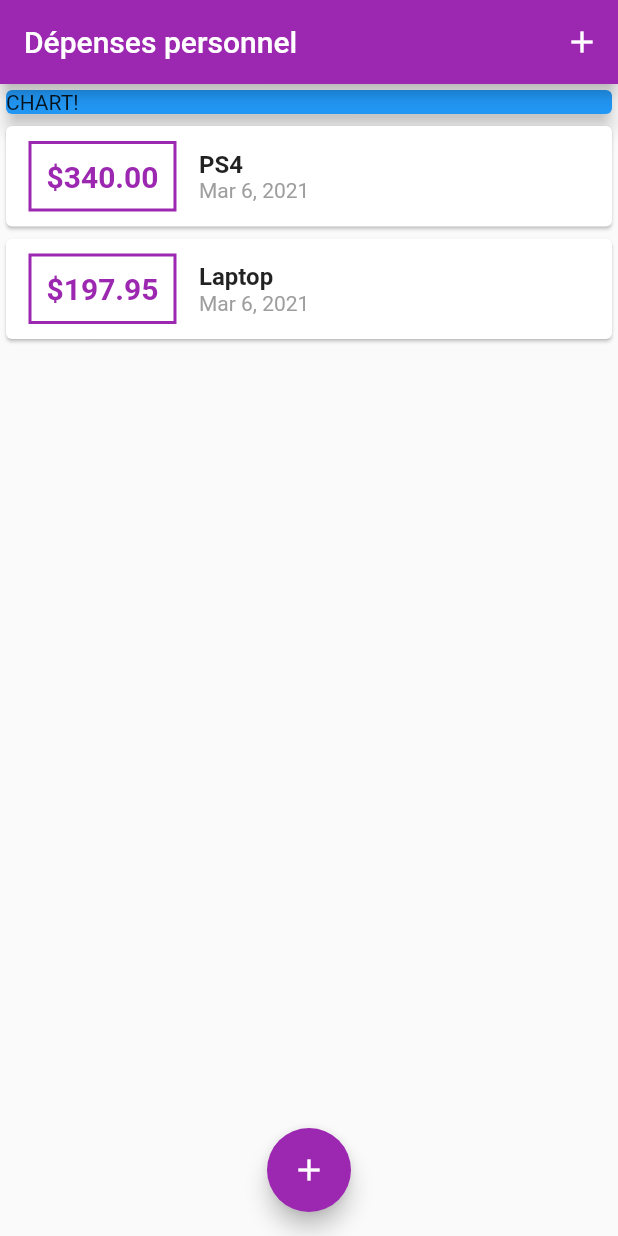
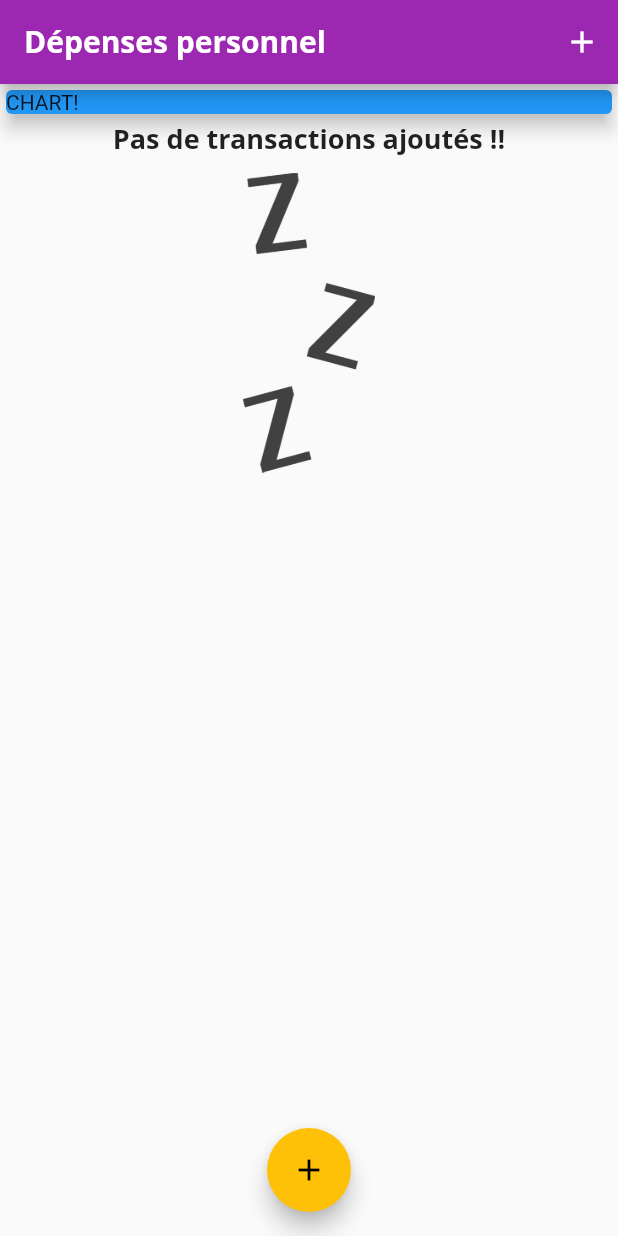
Before and after one commit to noucharles/D-penses-personnel-journali-res, a Flutter app: the screen it shows after launch, on a phone screen of 412 x 824 dp. Run offline on Flutter 3.47's test engine with Material 2 defaults, Android fonts, the phone set to English and light mode, and no system bars.

Commit message:
Ajout de l'image

```diff
--- a/lib/main.dart
+++ b/lib/main.dart
@@ -17,6 +17,24 @@ class MyApp extends StatelessWidget {
         //PrimarySwatch est mieux que PrimaryColor et génére plusieurs nuances
         // d'une couleur
         primarySwatch: Colors.purple,
+        //C'est à peu prés la couleur secondaire qqu'on mixe tjrs avec la princi
+        //pale
+        accentColor: Colors.amber,
+        fontFamily: 'Quicksand',
+        textTheme: ThemeData.light().textTheme.copyWith(
+            title: TextStyle(
+                fontFamily: 'OpenSans',
+                fontSize: 18,
+                fontWeight: FontWeight.bold
+            )
+        ),
+        appBarTheme: AppBarTheme(
+          textTheme: ThemeData.light().textTheme.copyWith(
+              title: TextStyle(
+                  fontFamily: 'OpenSans',
+                  fontSize: 20,
+                  fontWeight: FontWeight.bold)),
+        ),
       ),
       debugShowCheckedModeBanner: false,
       home: MyHomePage(),
@@ -31,9 +49,9 @@ class MyHomePage extends StatefulWidget {
 
 class _MyHomePageState extends State<MyHomePage> {
   final List<Transaction> _userTransactions = [
-    Transaction(id: 't1', title: 'PS4', amount: 340, date: DateTime.now()),
+  /*  Transaction(id: 't1', title: 'PS4', amount: 340, date: DateTime.now()),
     Transaction(
-        id: 't2', title: 'Laptop', amount: 197.95, date: DateTime.now()),
+        id: 't2', title: 'Laptop', amount: 197.95, date: DateTime.now()),*/
   ];
 
   void _addNewTransaction(String title, double amount) {
--- a/lib/widgets/transaction_list.dart
+++ b/lib/widgets/transaction_list.dart
@@ -3,15 +3,31 @@ import 'package:intl/intl.dart';
 import 'package:personnal_expenses_app/models/transaction.dart';
 
 class TransactionList extends StatelessWidget {
+  final List<Transaction> transactions;
 
-  final List<Transaction> transactions;
   TransactionList(this.transactions);
 
   @override
   Widget build(BuildContext context) {
     return Container(
       height: 500,
-      child: ListView.builder(
+      child: transactions.isEmpty
+          ? Column(
+              children: [
+                Text(
+                  "Pas de transactions ajoutés !!",
+                  style: Theme.of(context).textTheme.title,
+                ),
+                SizedBox(height: 10,),
+                Container(
+                    height: 200,
+                    child: Image.asset(
+                      "assets/images/waiting.png",
+                      fit: BoxFit.cover,
+                    ))
+              ],
+            )
+          : ListView.builder(
               itemCount: transactions.length,
               itemBuilder: (BuildContext context, int index) {
                 return Card(
@@ -34,8 +50,7 @@ class TransactionList extends StatelessWidget {
                             border: Border.all(
                           color: Theme.of(context).primaryColor,
                           width: 2,
-                      )
-                  ),
+                        )),
                         padding: EdgeInsets.all(10),
                       ),
                       Column(
@@ -43,7 +58,7 @@ class TransactionList extends StatelessWidget {
                         children: [
                           Text(
                             transactions[index].title,
-                      style: TextStyle(fontWeight: FontWeight.bold, fontSize: 16),
+                            style: Theme.of(context).textTheme.title,
                           ),
                           Text(
                             DateFormat.yMMMd().format(transactions[index].date),
```
Also changed, not shown: pubspec.yaml (+13 -8 lines), assets/fonts/OpenSans-Bold.ttf (added), assets/fonts/OpenSans-Regular.ttf (added), assets/fonts/Quicksand-Bold.ttf (added), assets/fonts/Quicksand-Light.ttf (added), assets/fonts/Quicksand-Regular.ttf (added), assets/images/waiting.png (added). Lines whose indentation alone changed are shown as unchanged.
